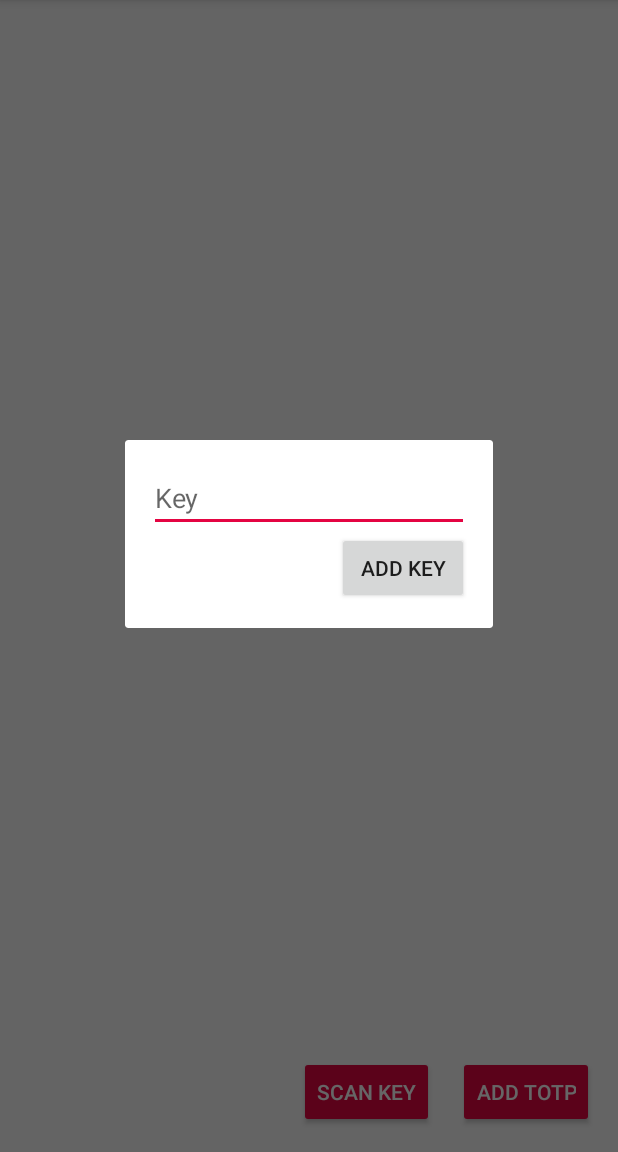
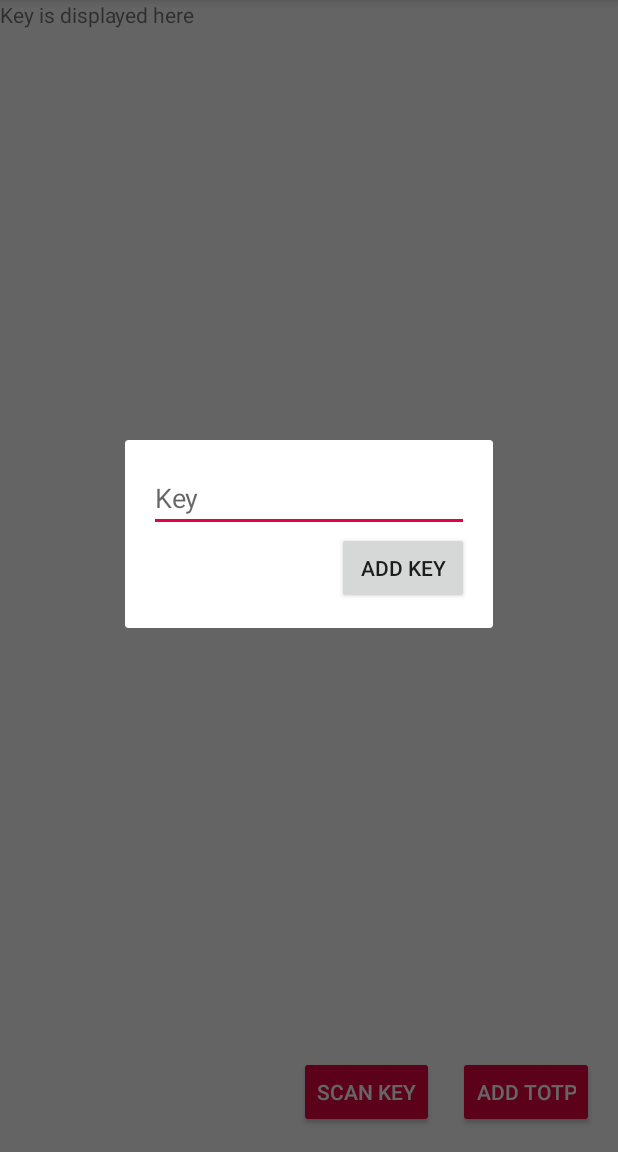
Before and after one commit to MaxBurgert/web-identity, an Android app: the screen it shows after launch (MainActivity), after a tap on "ADD TOTP", on a phone screen of 412 x 824 dp, the part 84-1236 px from its top. Run offline under Robolectric (Android 15) with nearby library versions, the phone set to English and light mode, and no system bars.

Commit message:
Finished using googlesamples qr-code scanner

```diff
--- a/AndroidApp/app/src/main/java/ch/unibas/dmi/webidentityapp/MainActivity.java
+++ b/AndroidApp/app/src/main/java/ch/unibas/dmi/webidentityapp/MainActivity.java
@@ -1,26 +1,33 @@
 package ch.unibas.dmi.webidentityapp;
 
 import android.app.FragmentManager;
+import android.content.Intent;
+import android.os.Bundle;
 import android.support.v7.app.AppCompatActivity;
-import android.os.Bundle;
+import android.util.Log;
 import android.view.View;
 import android.view.View.OnClickListener;
 import android.widget.Button;
-import android.widget.Toast;
+import android.widget.TextView;
+import ch.unibas.dmi.webidentityapp.barcode.BarcodeCaptureActivity;
+import com.google.android.gms.common.api.CommonStatusCodes;
+import com.google.android.gms.vision.barcode.Barcode;
 import java.util.Objects;
 
 public class MainActivity extends AppCompatActivity {
 
-  private Button buttonAddTotp;
-  private Button buttonScanTotp;
+  private static final int BARCODE_READER_REQUEST_CODE = 1;
+  private static final String TAG = MainActivity.class.getSimpleName();
+  private TextView textViewKey;
 
   @Override
   protected void onCreate(Bundle savedInstanceState) {
     super.onCreate(savedInstanceState);
     setContentView(R.layout.activity_main);
 
-    buttonAddTotp = this.findViewById(R.id.button_add_key);
-    buttonScanTotp = this.findViewById(R.id.button_scan_key);
+    Button buttonAddTotp = this.findViewById(R.id.button_add_key);
+    Button buttonScanTotp = this.findViewById(R.id.button_scan_key);
+    textViewKey = this.findViewById(R.id.textView);
 
     buttonAddTotp.setOnClickListener(new OnClickListener() {
       @Override
@@ -30,5 +37,28 @@ public class MainActivity extends AppCompatActivity {
         keyInputDialog.show(Objects.requireNonNull(fragmentManager),"fragment_patient_form");
       }
     });
+
+    buttonScanTotp.setOnClickListener(new OnClickListener() {
+      @Override
+      public void onClick(View v) {
+        Intent intent = new Intent(getApplicationContext(), BarcodeCaptureActivity.class);
+        startActivityForResult(intent, BARCODE_READER_REQUEST_CODE);
+      }
+    });
+  }
+
+  @Override
+  protected void onActivityResult(int requestCode, int resultCode, Intent data) {
+    if(requestCode == BARCODE_READER_REQUEST_CODE){
+      if(resultCode == CommonStatusCodes.SUCCESS){
+        if(data != null){
+          Barcode barcode = data.getParcelableExtra(BarcodeCaptureActivity.BarcodeObject);
+          textViewKey.setText(barcode.displayValue);
+          Log.d(TAG, "Scanned barcode with value: " + barcode.displayValue);
+        }
+      } else {
+        super.onActivityResult(requestCode, resultCode, data);
+      }
+    }
   }
 }
--- a/AndroidApp/app/src/main/res/layout/activity_main.xml
+++ b/AndroidApp/app/src/main/res/layout/activity_main.xml
@@ -6,6 +6,13 @@
   android:layout_width="match_parent"
   android:layout_height="match_parent"
   tools:context=".MainActivity">
+
+
+  <TextView
+    android:id="@+id/textView"
+    android:layout_width="wrap_content"
+    android:layout_height="wrap_content"
+    android:text="@string/key_is_displayed_here"/>
 
   <Button
     android:id="@+id/button_add_key"
--- a/AndroidApp/app/src/main/res/values/strings.xml
+++ b/AndroidApp/app/src/main/res/values/strings.xml
@@ -16,4 +16,5 @@
   <string name="permission_camera_rationale">Access to the camera is needed for detection</string>
   <string name="no_camera_permission">This application cannot run because it does not have the camera permission.  The application will now exit.</string>
   <string name="low_storage_error">Face detector dependencies cannot be downloaded due to low device storage</string>
+  <string name="key_is_displayed_here">Key is displayed here</string>
 </resources>
```
